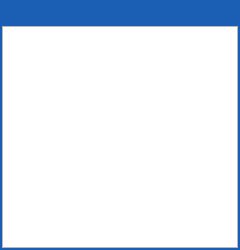
Before: the Qt Designer form playlist.ui in Benlamar/VideoPlayerWithTimeline, drawn with Qt 5.
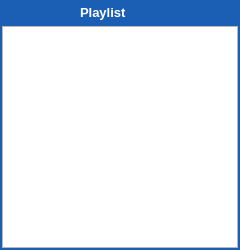
After: the same form once the commit is applied. Icons and pictures are not drawn.

```diff
--- a/playlist.ui
+++ b/playlist.ui
@@ -100,6 +100,36 @@
            </property>
           </spacer>
          </item>
+         <item>
+          <widget class="QLabel" name="label">
+           <property name="font">
+            <font>
+             <pointsize>10</pointsize>
+             <weight>75</weight>
+             <bold>true</bold>
+            </font>
+           </property>
+           <property name="styleSheet">
+            <string notr="true">color:white;</string>
+           </property>
+           <property name="text">
+            <string>Playlist</string>
+           </property>
+          </widget>
+         </item>
+         <item>
+          <spacer name="horizontalSpacer_2">
+           <property name="orientation">
+            <enum>Qt::Horizontal</enum>
+           </property>
+           <property name="sizeHint" stdset="0">
+            <size>
+             <width>40</width>
+             <height>20</height>
+            </size>
+           </property>
+          </spacer>
+         </item>
          <item>
           <widget class="QPushButton" name="closeButton">
            <property name="sizePolicy">
```
